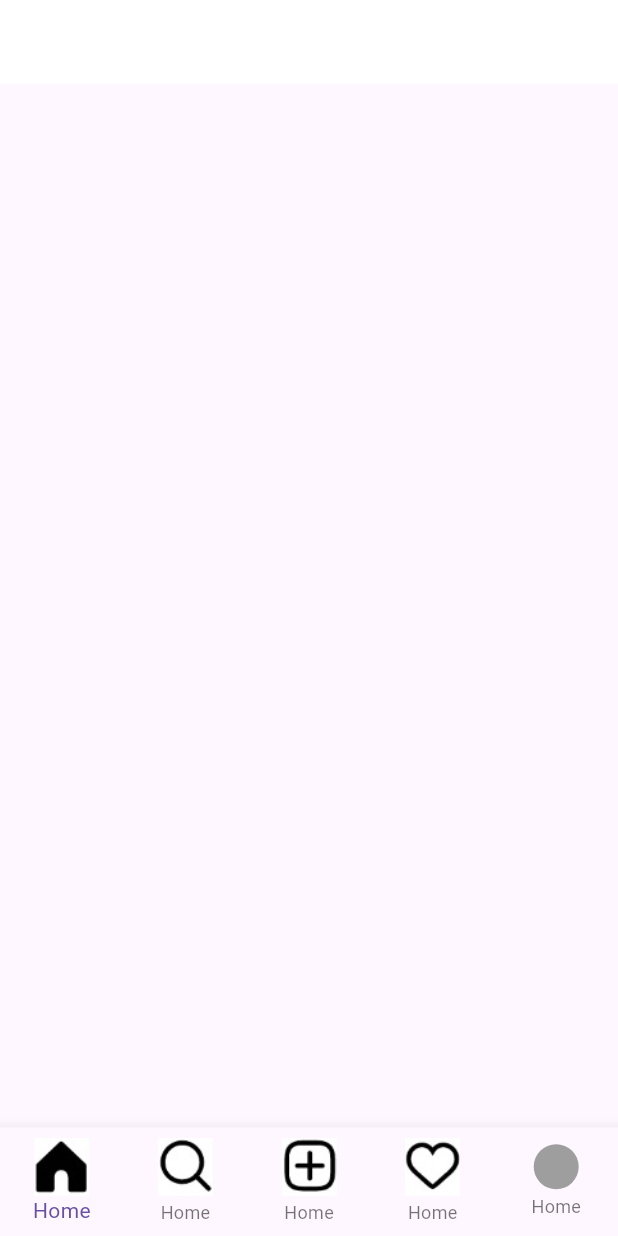
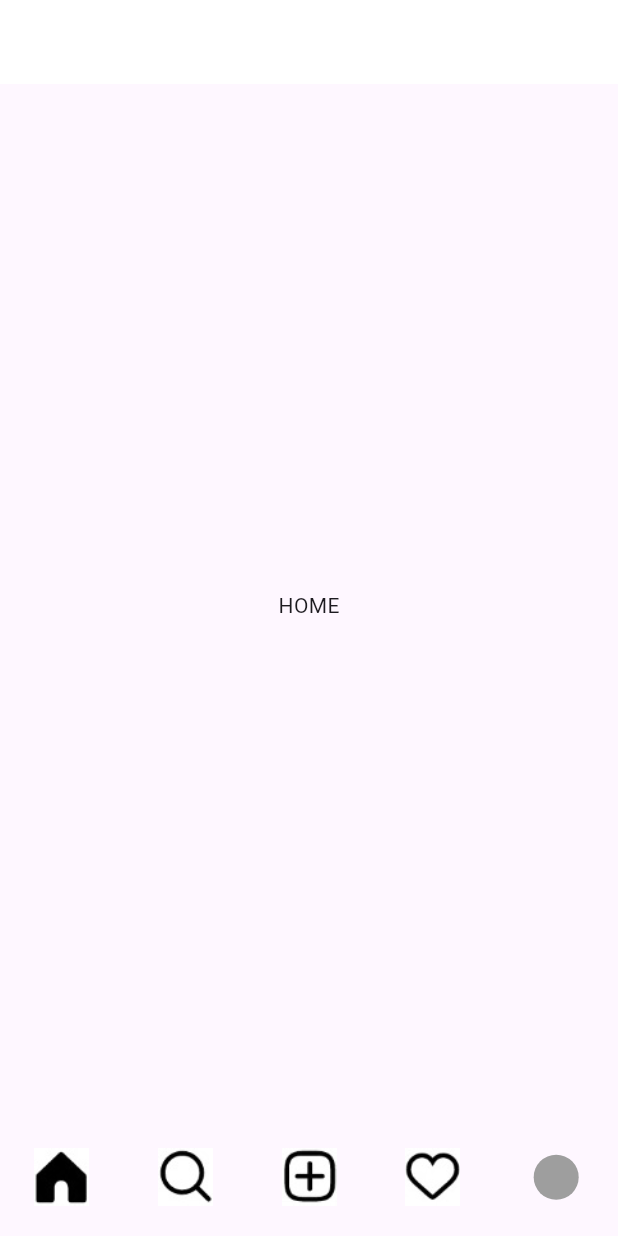
Before and after one commit to HoBaeBang/DailyTopic, a Flutter app: the screen it shows after launch, on a phone screen of 412 x 824 dp. Run offline on Flutter 3.47's test engine with Material 3 defaults, Android fonts, the phone set to English and light mode, and no system bars; our stand-ins replace get.

Commit message:
add : Daily Topic bottom navigation add status management [GetX]

```diff
--- a/daily_topic_app/lib/main.dart
+++ b/daily_topic_app/lib/main.dart
@@ -1,4 +1,5 @@
 import 'package:daily_topic_app/src/app.dart';
+import 'package:daily_topic_app/src/binding/init_bindings.dart';
 import 'package:flutter/material.dart';
 import 'package:get/get.dart';
 
@@ -23,6 +24,7 @@ class MyApp extends StatelessWidget {
         // colorScheme: ColorScheme.fromSeed(seedColor: Colors.deepPurple),
         // useMaterial3: true,
       ),
+      initialBinding: InitBinding(),
       home: const App(),
     );
   }
--- a/daily_topic_app/lib/src/app.dart
+++ b/daily_topic_app/lib/src/app.dart
@@ -1,16 +1,45 @@
 import 'package:daily_topic_app/src/components/image_data.dart';
+import 'package:daily_topic_app/src/controller/bottom_nav_controller.dart';
 import 'package:flutter/material.dart';
+import 'package:get/get.dart';
 
-class App extends StatelessWidget {
+class App extends GetView<BottomNavController> {
   const App({super.key});
 
   @override
   Widget build(BuildContext context) {
-    return WillPopScope(child: Scaffold(
+    return WillPopScope(
+        child: Obx(
+          () => Scaffold(
+            // backgroundColor: Colors.red, // 영역 보고싶을때 주석 풀어서 보기
             appBar: AppBar(),
-      body: Container(),
+            body: IndexedStack(
+              index: controller.pageIndex.value,
+              children: [
+                Container(
+                  child: Center(child: Text('HOME')),
+                ),
+                Container(
+                  child: Center(child: Text('SEARCH')),
+                ),
+                Container(
+                  child: Center(child: Text('UPLOAD')),
+                ),
+                Container(
+                  child: Center(child: Text('ACTIVITY')),
+                ),
+                Container(
+                  child: Center(child: Text('MYPAGE')),
+                ),
+              ],
+            ),
             bottomNavigationBar: BottomNavigationBar(
               type: BottomNavigationBarType.fixed,
+              showSelectedLabels: false,
+              showUnselectedLabels: false,
+              currentIndex: controller.pageIndex.value,
+              onTap: controller.changeBottomNav,
+              elevation: 0,
               items: [
                 BottomNavigationBarItem(
                   icon: ImageData(IconsPath.homeOff),
@@ -32,18 +61,19 @@ class App extends StatelessWidget {
                   label: 'Home',
                 ),
                 BottomNavigationBarItem(
-            icon:Container(
+                  icon: Container(
                     width: 30,
                     height: 30,
                     decoration: const BoxDecoration(
-                  shape:BoxShape.circle,
-                  color: Colors.grey),
+                        shape: BoxShape.circle, color: Colors.grey),
                   ),
                   label: 'Home',
                 ),
               ],
             ),
-    ), onWillPop: () async{
+          ),
+        ),
+        onWillPop: () async {
           return false;
         });
   }
--- /dev/null
+++ b/daily_topic_app/lib/src/binding/init_bindings.dart
@@ -0,0 +1,11 @@
+import 'package:daily_topic_app/src/controller/bottom_nav_controller.dart';
+import 'package:get/get.dart';
+
+class InitBinding extends Bindings {
+
+  @override
+  void dependencies() {
+    // TODO: implement dependencies
+    Get.put(BottomNavController(),permanent: true);
+  }
+}
```
Also changed, not shown: daily_topic_app/lib/src/controller/bottom_nav_controller.dart (added, +29 -0 lines), daily_topic_app/lib/src/pages/upload.dart (added, +12 -0 lines). Lines whose indentation alone changed are shown as unchanged.
